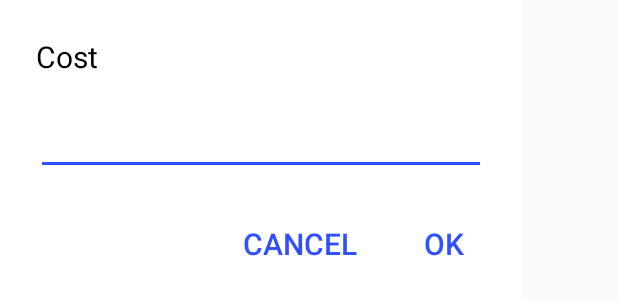
After one commit to dfinn/pinetask-android, an Android app: the layout cost_input_dialog.xml on its own in the app's theme, with its tools: preview values and no code run, on a phone screen of 412 x 824 dp. The commit adds this screen. Shown: the top 300 px of the screen. Run offline under Robolectric (Android 15) with nearby library versions, the light colour scheme and no system bars.

Commit message:
Add Kotlin plugin.  Work in progress on Shopping Trip feature.

```diff
--- a/app/build.gradle
+++ b/app/build.gradle
@@ -1,10 +1,12 @@
 apply plugin: 'com.android.application'
+apply plugin: 'kotlin-android'
 apply plugin: 'me.tatarka.retrolambda'
 
 apply plugin: 'io.fabric'
 
 repositories {
     maven { url 'https://maven.fabric.io/public' }
+    mavenCentral()
 }
 
 android {
@@ -110,6 +112,7 @@ dependencies {
     compile 'com.joanfuentes:HintCaseAssets:1.0.4'
     compile 'com.github.florent37:viewtooltip:1.0.6'
     compile 'com.github.vihtarb:tooltip:0.1.9'
+    compile "org.jetbrains.kotlin:kotlin-stdlib-jre7:$kotlin_version"
 
 }
 
--- /dev/null
+++ b/app/src/main/java/com/pinetask/app/active_list_manager/ShoppingTripStartedEvent.kt
@@ -0,0 +1,4 @@
+package com.pinetask.app.active_list_manager
+
+class ShoppingTripStartedEvent : ActiveListEvent() {
+}
--- a/app/src/main/java/com/pinetask/app/main/MainActivityPresenter.java
+++ b/app/src/main/java/com/pinetask/app/main/MainActivityPresenter.java
@@ -11,4 +11,6 @@ public interface MainActivityPresenter
     void onListSelected(PineTaskList list);
     void purgeCompletedItems(String listId);
     void onPurgeCompletedItemsSelected();
+    void startShoppingTrip();
+    void stopShoppingTrip();
 }
--- /dev/null
+++ b/app/src/main/res/layout/cost_input_dialog.xml
@@ -0,0 +1,33 @@
+<?xml version="1.0" encoding="utf-8"?>
+<LinearLayout xmlns:android="http://schemas.android.com/apk/res/android"
+              xmlns:tools="http://schemas.android.com/tools"
+              android:orientation="vertical"
+              android:background="@color/colorBackground"
+              android:layout_width="wrap_content"
+              android:layout_height="match_parent">
+
+    <TextView
+        android:id="@+id/titleTextView"
+        android:text="@string/cost"
+        android:textSize="20sp"
+        android:textColor="@color/black"
+        android:layout_marginTop="24dp"
+        android:layout_marginLeft="24dp"
+        android:layout_marginRight="24dp"
+        android:layout_marginBottom="20dp"
+        android:layout_width="wrap_content"
+        android:layout_height="wrap_content"/>
+
+    <EditText
+        android:id="@+id/costEditText"
+        android:layout_marginLeft="24dp"
+        android:layout_marginRight="24dp"
+        android:layout_marginBottom="20dp"
+        android:maxHeight="300dp"
+        android:inputType="number"
+        android:layout_width="300dp"
+        android:layout_height="wrap_content"/>
+
+    <include layout="@layout/dialog_button_bar"/>
+
+</LinearLayout>
--- a/app/src/main/res/menu/main_menu.xml
+++ b/app/src/main/res/menu/main_menu.xml
@@ -17,4 +17,10 @@
         android:title="@string/export_list"
         app:showAsAction="never" />
 
+    <item
+        android:id="@+id/startShoppingTrip"
+        android:orderInCategory="104"
+        android:title="@string/start_shopping_trip"
+        app:showAsAction="never" />
+
 </menu>
--- a/auth/build.gradle
+++ b/auth/build.gradle
@@ -1,4 +1,5 @@
 apply plugin: 'com.android.library'
+apply plugin: 'kotlin-android'
 apply plugin: 'io.fabric'
 apply from: '../library/quality/quality.gradle'
 
@@ -39,6 +40,7 @@ android {
 
 repositories {
     maven { url 'https://maven.fabric.io/public' }
+    mavenCentral()
 }
 
 dependencies {
@@ -58,4 +60,5 @@ dependencies {
     testCompile 'org.robolectric:robolectric:3.2.2'
     // See https://github.com/robolectric/robolectric/issues/1932#issuecomment-219796474
     testCompile 'org.khronos:opengl-api:gl1.1-android-2.1_r1'
+    compile "org.jetbrains.kotlin:kotlin-stdlib-jre7:$kotlin_version"
 }
--- a/build.gradle
+++ b/build.gradle
@@ -3,6 +3,7 @@
 apply from: 'constants.gradle'
 
 buildscript {
+    ext.kotlin_version = '1.1.3-2'
     repositories {
         jcenter()
         maven { url 'https://maven.fabric.io/public' }
@@ -12,6 +13,7 @@ buildscript {
         classpath 'com.google.gms:google-services:3.0.0'
         classpath 'io.fabric.tools:gradle:1+'
         classpath 'me.tatarka:gradle-retrolambda:3.5.0'
+        classpath "org.jetbrains.kotlin:kotlin-gradle-plugin:$kotlin_version"
 
         // NOTE: Do not place your application dependencies here; they belong
         // in the individual module build.gradle files
```
Also changed, not shown: app/src/main/java/com/pinetask/app/active_list_manager/ActiveListManager.java (+17 -0 lines), app/src/main/java/com/pinetask/app/common/PineTaskActivity.java (+7 -1 lines), app/src/main/java/com/pinetask/app/db/DbHelper.java (+24 -7 lines), app/src/main/java/com/pinetask/app/main/CostInputDialogFragment.kt (added, +43 -0 lines), app/src/main/java/com/pinetask/app/main/MainActivity.java (+10 -0 lines), app/src/main/java/com/pinetask/app/main/MainActivityPresenterImpl.java (+22 -0 lines), app/src/main/res/values/strings.xml (+10 -24 lines), 1 other file.
